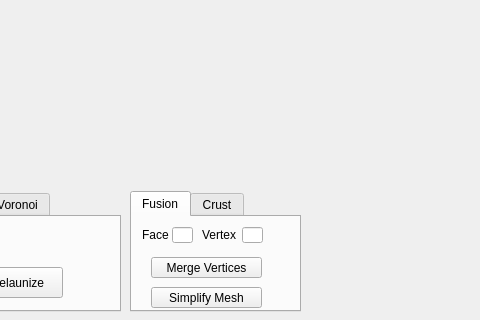
Old version of the form mainwindow.ui in the repository Aros69/MeshComputation; both pictures show x 420 to 900 and y 316 to 636 of the 1040 by 636 pixel window.
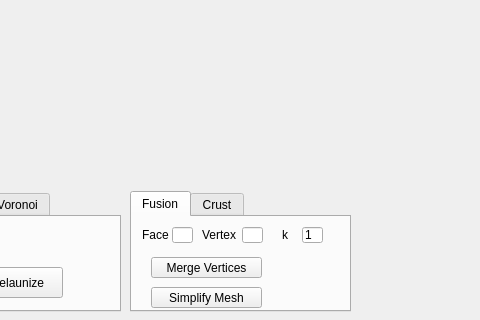
New version of the form. Custom widgets are drawn as their Qt base class.

Diff of the .ui file:
```diff
--- a/mainwindow.ui
+++ b/mainwindow.ui
@@ -483,7 +483,7 @@
      <rect>
       <x>550</x>
       <y>490</y>
-      <width>171</width>
+      <width>221</width>
       <height>121</height>
      </rect>
     </property>
@@ -566,6 +566,32 @@
        <string>Simplify Mesh</string>
       </property>
      </widget>
+     <widget class="QLineEdit" name="simplificationIterationsNumber">
+      <property name="geometry">
+       <rect>
+        <x>170</x>
+        <y>10</y>
+        <width>21</width>
+        <height>16</height>
+       </rect>
+      </property>
+      <property name="text">
+       <string>1</string>
+      </property>
+     </widget>
+     <widget class="QLabel" name="label_8">
+      <property name="geometry">
+       <rect>
+        <x>150</x>
+        <y>10</y>
+        <width>21</width>
+        <height>16</height>
+       </rect>
+      </property>
+      <property name="text">
+       <string>k</string>
+      </property>
+     </widget>
     </widget>
     <widget class="QWidget" name="tab_2">
      <attribute name="title">
```
